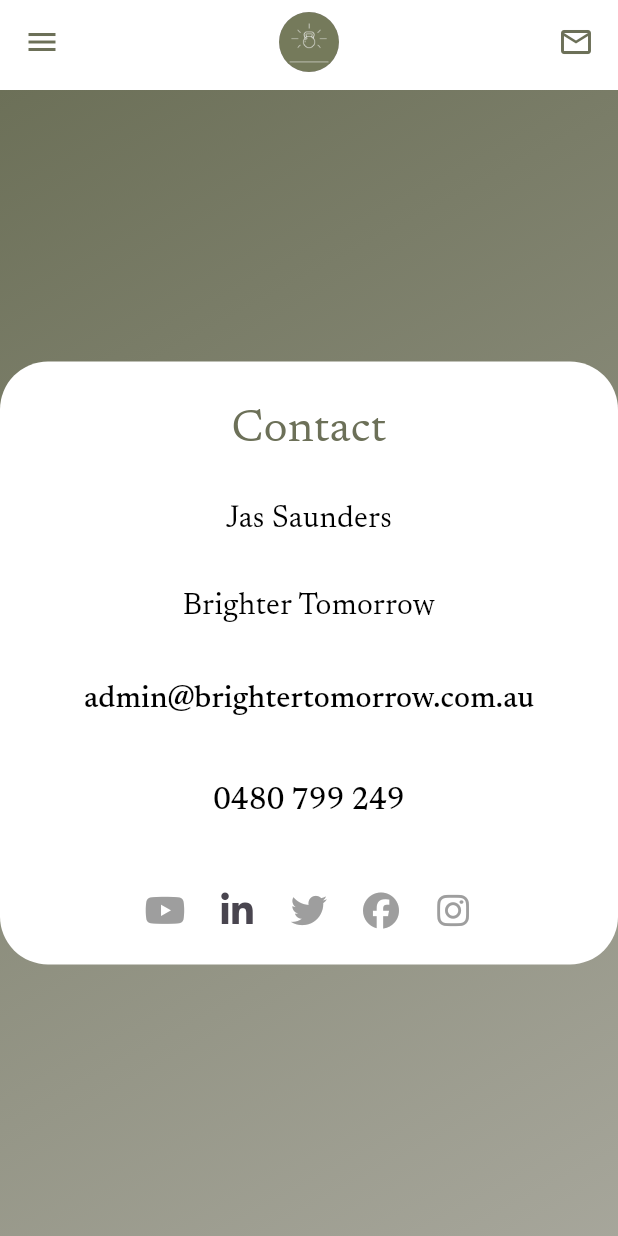
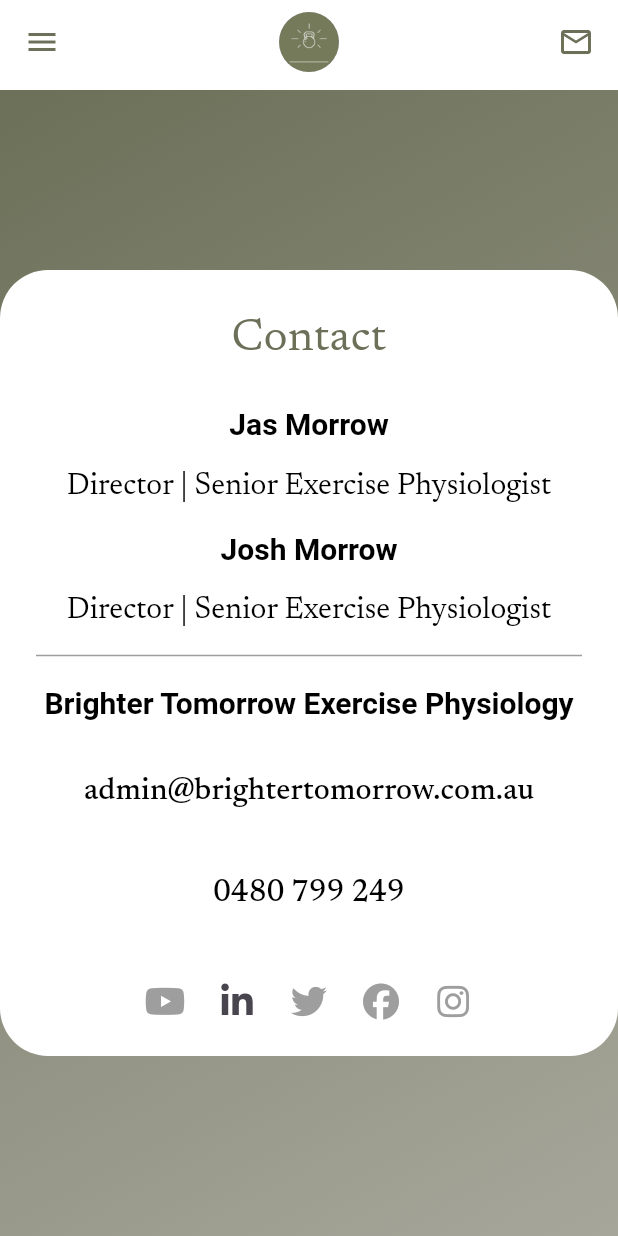
Before and after one commit to SamHarv/brighter_tomorrow, a Flutter app: the ContactPage screen opened by its route, on a phone screen of 412 x 824 dp. Run offline on Flutter 3.47's test engine with Material 3 defaults, Android fonts, the phone set to English and light mode, and no system bars; our stand-ins replace beamer, font_awesome_flutter, google_fonts.

Commit message:
Styling of contact card

```diff
--- a/lib/pages/contact.dart
+++ b/lib/pages/contact.dart
@@ -73,15 +73,69 @@
                     ),
                     Padding(
                       padding: kPadding,
-                      child: Text(
-                        'Jas Saunders\n\n'
-                        // morrow
-                        'Brighter Tomorrow',
+                      child: RichText(
                         textAlign: TextAlign.center,
-                        style: GoogleFonts.newsreader(
-                          textStyle: bodyStyle,
+                        text: TextSpan(
+                          style: GoogleFonts.newsreader(
+                            textStyle: bodyStyle,
+                          ),
+                          children: const [
+                            TextSpan(
+                              text: 'Jas Morrow',
+                              style: TextStyle(
+                                fontWeight: FontWeight.bold,
+                              ),
+                            ),
+                            TextSpan(
+                              text:
+                                  '\n\nDirector | Senior Exercise Physiologist\n\n',
+                            ),
+                            TextSpan(
+                              text: 'Josh Morrow',
+                              style: TextStyle(
+                                fontWeight: FontWeight.bold,
+                              ),
+                            ),
+                            TextSpan(
+                              text:
+                                  '\n\nDirector | Senior Exercise Physiologist',
+                            ),
+                          ],
                         ),
                       ),
+                    ),
+                    const Divider(
+                      color: Colors.grey,
+                      thickness: 1,
+                      indent: 24,
+                      endIndent: 24,
+                    ),
+                    Padding(
+                      padding: kPadding,
+                      child: RichText(
+                        text: TextSpan(
+                          style: GoogleFonts.newsreader(
+                            textStyle: bodyStyle,
+                          ),
+                          children: const [
+                            TextSpan(
+                              text: 'Brighter Tomorrow Exercise Physiology',
+                              style: TextStyle(
+                                fontWeight: FontWeight.bold,
+                              ),
+                            ),
+                          ],
+                        ),
+                      ),
+                      // Text(
+                      //   'Brighter Tomorrow Exercise Physiology',
+                      //   style: GoogleFonts.newsreader(
+                      //     textStyle: const TextStyle(
+                      //       fontSize: 20,
+                      //       fontWeight: FontWeight.bold,
+                      //     ),
+                      //   ),
+                      // ),
                     ),
                     Padding(
                       padding: kPadding,
--- a/lib/pages/home_page.dart
+++ b/lib/pages/home_page.dart
@@ -36,24 +36,12 @@
                   fit: BoxFit.contain,
                   height: 400.0,
                 ),
-                // Padding(
-                //   padding: const EdgeInsets.fromLTRB(32, 16, 32, 0),
-                //   child: Center(
-                //     child: Text(
-                //       "Brighter Tomorrow Exercise Physiology",
-                //       textAlign: TextAlign.center,
-                //       style: GoogleFonts.newsreader(
-                //         textStyle: headingStyle,
-                //       ),
-                //     ),
-                //   ),
-                // ),
                 DisplayBox(children: [
                   Padding(
                     padding: const EdgeInsets.all(32),
                     child: Text(
                       'Welcome to Brighter Tomorrow Exercise Physiology, a '
-                      'service started by Jas Saunders to offer high '
+                      'service started by Jas and Josh Morrow to offer high '
                       'quality, personalised Exercise Physiology in the Albury/'
                       'Wodonga area.\n\n'
                       'At Brighter Tomorrow we prioritise our relationships with '
--- a/pubspec.yaml
+++ b/pubspec.yaml
@@ -16,7 +16,7 @@
 # https://developer.apple.com/library/archive/documentation/General/Reference/InfoPlistKeyReference/Articles/CoreFoundationKeys.html
 # In Windows, build-name is used as the major, minor, and patch parts
 # of the product and file versions while build-number is used as the build suffix.
-version: 1.0.1+8
+version: 1.0.1+9
 
 environment:
   sdk: ">=3.1.3 <4.0.0"
```
Also changed, not shown: 1 other file.
